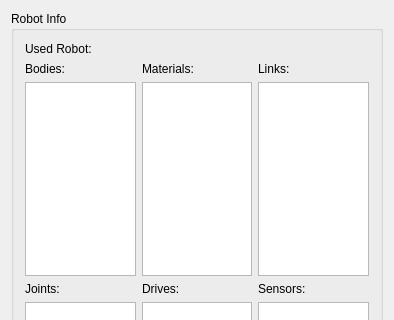
Above: sigel/ui/SIGEL_MasterUI/SIG_RobotBase.ui from jayMcBee/sigel-evolutionary-walking-robots before the change; both pictures show x 0 to 394 and y 0 to 320 of the 394 by 549 pixel window. Below: the same form after it.
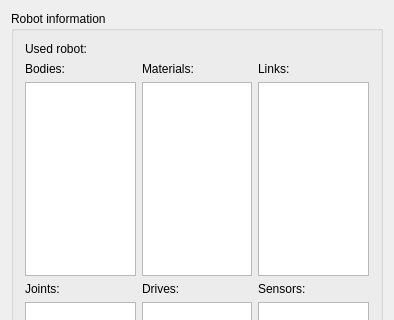
That is the form after the change.

The edit to the form file:
```diff
--- a/sigel/ui/SIGEL_MasterUI/SIG_RobotBase.ui
+++ b/sigel/ui/SIGEL_MasterUI/SIG_RobotBase.ui
@@ -26,7 +26,7 @@
       <item row="0" column="0">
         <widget class="QGroupBox" name="groupboxRobotInfo">
           <property name="title">
-            <string>Robot Info</string>
+            <string>Robot information</string>
           </property>
           <layout class="QVBoxLayout">
             <property name="margin">
@@ -38,7 +38,7 @@
             <item>
               <widget class="QLabel" name="textlabelUsedRobot">
                 <property name="text">
-                  <string>Used Robot:</string>
+                  <string>Used robot:</string>
                 </property>
                 <property name="wordWrap">
                   <bool>false</bool>
```
Left out of the diff: 20 changed lines with no effect on the pictures.
